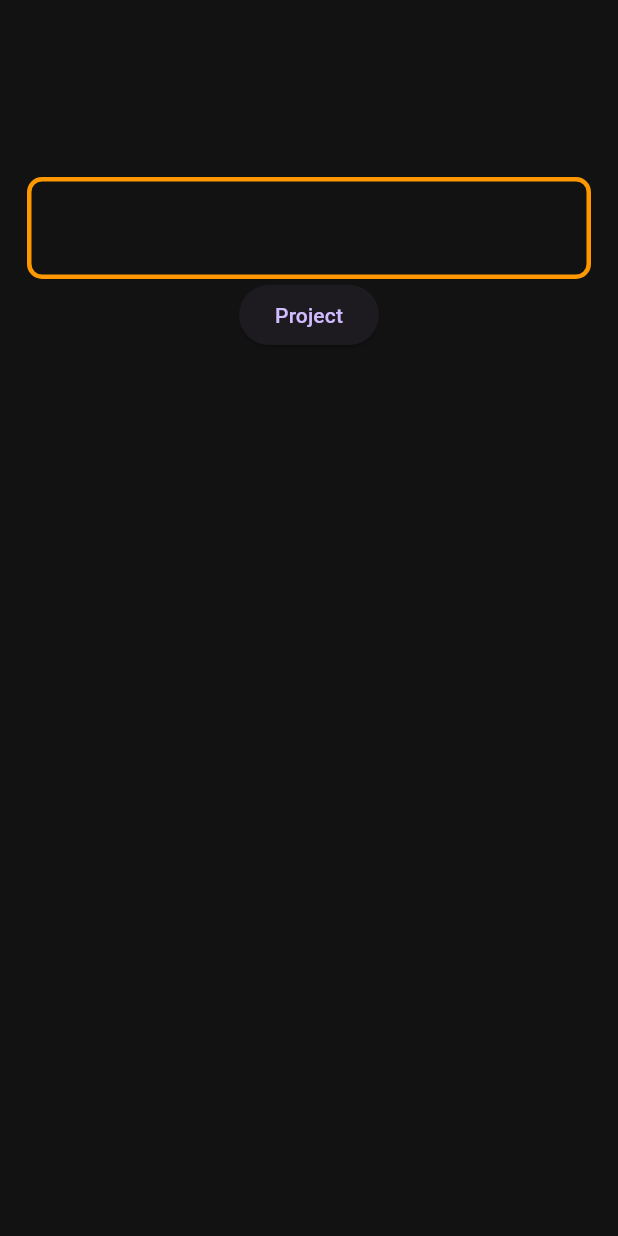
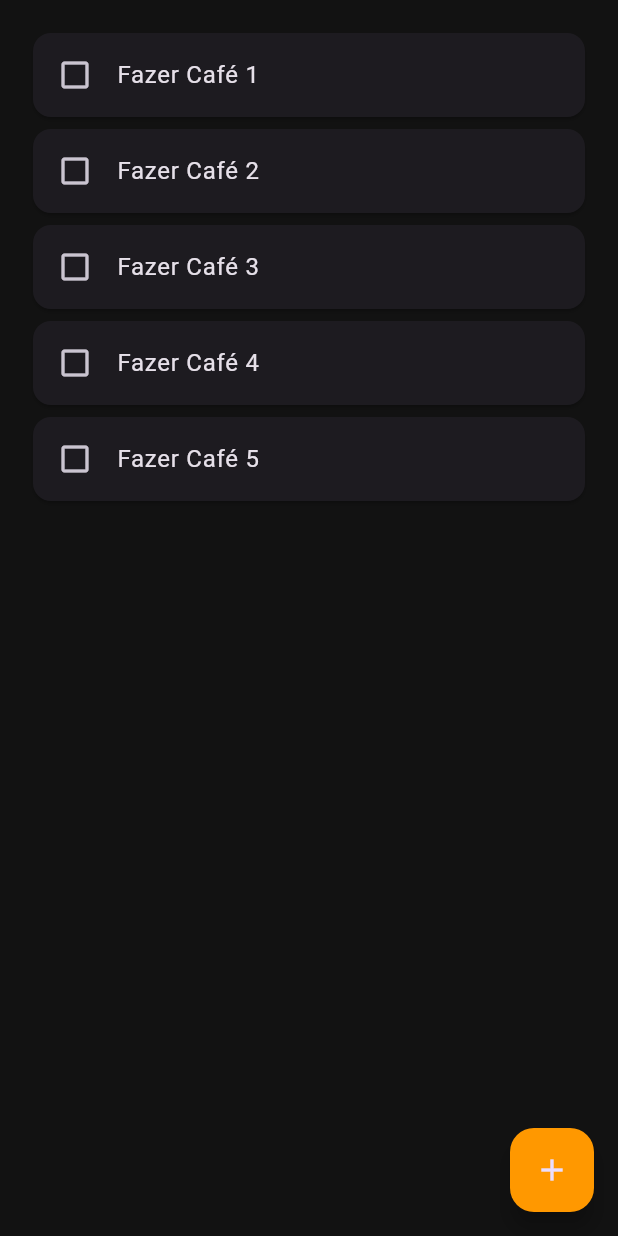
Before and after one commit to leonardfreitas/taskly, a Flutter app: the screen it shows after launch, on a phone screen of 412 x 824 dp. Run offline on Flutter 3.47's test engine with Material 3 defaults, Android fonts, the phone set to English and light mode, and no system bars; drawn by our look-alikes of skeletonizer.

Commit message:
feat: add provider

```diff
--- a/lib/app.dart
+++ b/lib/app.dart
@@ -1,4 +1,6 @@
 import 'package:flutter/material.dart';
+import 'package:provider/provider.dart';
+import 'package:taskly/providers/task_provider.dart';
 
 import 'package:taskly/routes/routes.dart';
 import 'package:taskly/theme/theme.dart';
@@ -8,10 +10,17 @@ class App extends StatelessWidget {
 
   @override
   Widget build(BuildContext context) {
-    return MaterialApp(
-      theme: AppTheme.darkThemeMode,
-      initialRoute: '/',
-      routes: initRoutes(context),
+    return MultiProvider(
+      providers: [
+        ChangeNotifierProvider<TaskProvider>(
+          create: (_) => TaskProvider(),
+        ),
+      ],
+      child: MaterialApp(
+        theme: AppTheme.darkThemeMode,
+        initialRoute: '/',
+        routes: initRoutes(context),
+      ),
     );
   }
 }
--- /dev/null
+++ b/lib/models/task.dart
@@ -0,0 +1,9 @@
+class Task {
+  String id;
+  String name;
+
+  Task({
+    required this.id,
+    required this.name,
+  });
+}
--- a/lib/pages/home_page.dart
+++ b/lib/pages/home_page.dart
@@ -1,40 +1,73 @@
 import 'package:flutter/material.dart';
-import 'package:taskly/pages/projects_page.dart';
+import 'package:provider/provider.dart';
+import 'package:skeletonizer/skeletonizer.dart';
+import 'package:taskly/providers/task_provider.dart';
 import 'package:taskly/routes/routes.dart';
-import 'package:taskly/widgets/input.dart';
 
-class HomePage extends StatelessWidget {
+class HomePage extends StatefulWidget {
   const HomePage({super.key});
 
   @override
+  State<HomePage> createState() => _HomePageState();
+}
+
+class _HomePageState extends State<HomePage> {
+  @override
+  void initState() {
+    super.initState();
+    WidgetsBinding.instance.addPostFrameCallback((timeStamp) {
+      Provider.of<TaskProvider>(context, listen: false).listTasks();
+    });
+  }
+
+  @override
   Widget build(BuildContext context) {
+    final taskProvider = Provider.of<TaskProvider>(context);
+    final tasks = taskProvider.tasks;
+
     return Scaffold(
       body: SafeArea(
-        child: SingleChildScrollView(
-          child: Padding(
-            padding: EdgeInsets.all(18.0),
-            child: Column(
-              children: [
-                SizedBox(
-                  height: 100,
-                ),
-                Input(),
-                ElevatedButton(
-                  onPressed: () {
-                    // Navigator.push(
-                    //   context,
-                    //   MaterialPageRoute(
-                    //     builder: (context) => const ProjectsPage(),
-                    //   ),
-                    // );
-                    Navigator.pushNamed(context, AppRoutes.projects);
-                  },
-                  child: Text('Project'),
-                )
-              ],
-            ),
+        child: Padding(
+          padding: const EdgeInsets.all(18.0),
+          child: Skeletonizer(
+            enabled: taskProvider.isLoading,
+            enableSwitchAnimation: true,
+            child: taskProvider.isLoading
+                ? ListView.builder(
+                    itemCount: 6,
+                    itemBuilder: (context, index) {
+                      return const Card(
+                        child: ListTile(
+                          leading: Icon(Icons.check_box_outline_blank),
+                          title: Text(''),
+                        ),
+                      );
+                    },
+                  )
+                : ListView.builder(
+                    itemCount: tasks.length,
+                    itemBuilder: (context, index) {
+                      final task = tasks[index];
+                      return Card(
+                        child: ListTile(
+                          leading: const Icon(Icons.check_box_outline_blank),
+                          title: Text(task.name),
+                        ),
+                      );
+                    },
+                  ),
           ),
         ),
+      ),
+      floatingActionButton: FloatingActionButton(
+        onPressed: () {
+          Navigator.pushNamed(
+            context,
+            AppRoutes.newTask,
+          );
+        },
+        backgroundColor: Colors.orange,
+        child: const Icon(Icons.add),
       ),
     );
   }
--- /dev/null
+++ b/lib/providers/task_provider.dart
@@ -0,0 +1,38 @@
+import 'package:flutter/material.dart';
+import 'package:taskly/models/task.dart';
+import 'package:uuid/uuid.dart';
+
+class TaskProvider with ChangeNotifier {
+  List<Task> tasks = [];
+  bool isLoading = false;
+
+  Future<void> listTasks() async {
+    isLoading = true;
+    notifyListeners();
+
+    await Future.delayed(const Duration(seconds: 1));
+
+    List<Task> data = [
+      Task(id: const Uuid().toString(), name: 'Fazer Café 1'),
+      Task(id: const Uuid().toString(), name: 'Fazer Café 2'),
+      Task(id: const Uuid().toString(), name: 'Fazer Café 3'),
+      Task(id: const Uuid().toString(), name: 'Fazer Café 4'),
+      Task(id: const Uuid().toString(), name: 'Fazer Café 5'),
+    ];
+
+    tasks = [...tasks, ...data];
+    isLoading = false;
+    notifyListeners();
+  }
+
+  Future<void> addTasks(Task task) async {
+    isLoading = true;
+    notifyListeners();
+
+    await Future.delayed(const Duration(seconds: 1));
+
+    tasks.add(task);
+    isLoading = false;
+    notifyListeners();
+  }
+}
--- a/lib/routes/routes.dart
+++ b/lib/routes/routes.dart
@@ -1,16 +1,19 @@
 import 'package:flutter/material.dart';
 
 import 'package:taskly/pages/home_page.dart';
+import 'package:taskly/pages/new_task_page.dart';
 import 'package:taskly/pages/projects_page.dart';
 
 abstract class AppRoutes {
   static const initial = '/';
+  static const newTask = '/new-task';
   static const projects = '/projects';
 }
 
 Map<String, Widget Function(BuildContext)> initRoutes(BuildContext context) {
   return {
     AppRoutes.initial: (ctx) => const HomePage(),
+    AppRoutes.newTask: (ctx) => NewTaskPage(),
     AppRoutes.projects: (ctx) => const ProjectsPage(),
   };
 }
--- a/lib/theme/theme.dart
+++ b/lib/theme/theme.dart
@@ -16,6 +16,7 @@ class AppTheme {
       contentPadding: const EdgeInsets.all(22),
       enabledBorder: _border(Colors.orange),
       focusedBorder: _border(Colors.orange.shade100),
+      errorBorder: _border(Colors.red),
     ),
   );
 }
```
Also changed, not shown: lib/pages/new_task_page.dart (added, +67 -0 lines), lib/widgets/button.dart (added, +49 -0 lines), lib/widgets/input.dart (+16 -2 lines), pubspec.yaml (+5 -4 lines), pubspec.lock, 1 other file.
